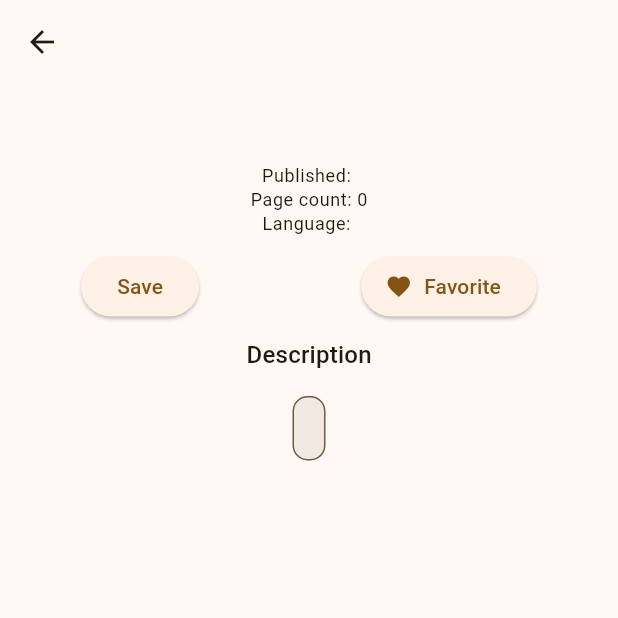
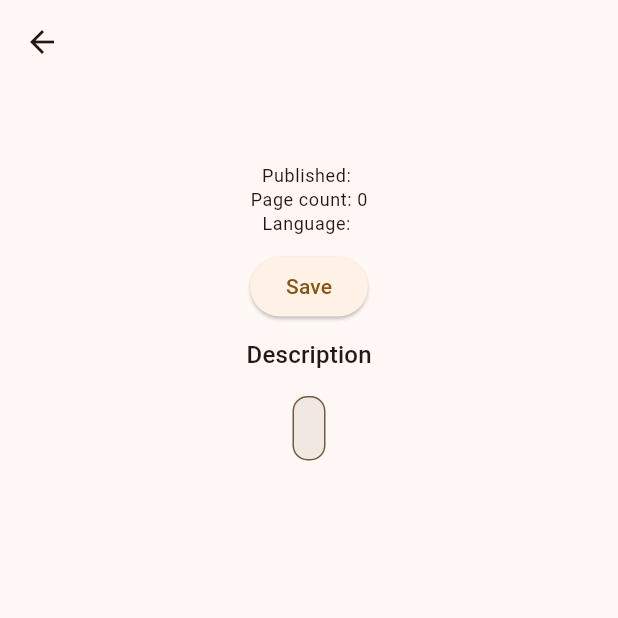
Before and after one commit to pdichone/flutter-course-a-reader-app, a Flutter app: the BookDetailsScreen screen opened directly with empty values, on a phone screen of 412 x 824 dp, the top half of it. Run offline on Flutter 3.47's test engine with Material 3 defaults, Android fonts, the phone set to English and light mode, and no system bars; our stand-ins replace sqflite; accounts and stored records are empty.

Commit message:
Simplify showing the save or the favorite buttons

```diff
--- a/lib/pages/books_details.dart
+++ b/lib/pages/books_details.dart
@@ -59,15 +59,11 @@ class _BookDetailsScreenState extends State<BookDetailsScreen> {
                     'Language: ${book.language}',
                     style: theme.bodySmall,
                   ),
-                  SizedBox(
+                  const SizedBox(
                     height: 10,
                   ),
-                  Row(
-                    mainAxisAlignment: !isFromSavedScreen
-                        ? MainAxisAlignment.spaceEvenly
-                        : MainAxisAlignment.center,
-                    children: [
-                      !isFromSavedScreen
+                  SizedBox(
+                      child: !isFromSavedScreen
                           ? ElevatedButton(
                               onPressed: () async {
                                 // save a book to the datase
@@ -83,16 +79,41 @@ class _BookDetailsScreenState extends State<BookDetailsScreen> {
                                 }
                               },
                               child: const Text('Save'))
-                          : const SizedBox(),
-                      SizedBox(
-                        height: 10,
-                      ),
-                      ElevatedButton.icon(
-                          onPressed: () async {},
-                          icon: const Icon(Icons.favorite),
-                          label: const Text('Favorite'))
-                    ],
-                  ),
+                          : ElevatedButton.icon(
+                              onPressed: () async {},
+                              icon: const Icon(Icons.favorite),
+                              label: const Text('Favorite'))),
+                  // Row(
+                  //   mainAxisAlignment: !isFromSavedScreen
+                  //       ? MainAxisAlignment.spaceEvenly
+                  //       : MainAxisAlignment.center,
+                  //   children: [
+                  //     !isFromSavedScreen
+                  //         ? ElevatedButton(
+                  //             onPressed: () async {
+                  //               // save a book to the datase
+                  //               try {
+                  //                 int savedInt = await DatabaseHelper.instance
+                  //                     .insert(book);
+                  //                 SnackBar snackBar = SnackBar(
+                  //                     content: Text("Book Saved $savedInt"));
+                  //                 ScaffoldMessenger.of(context)
+                  //                     .showSnackBar(snackBar);
+                  //               } catch (e) {
+                  //                 print("Error: $e");
+                  //               }
+                  //             },
+                  //             child: const Text('Save'))
+                  //         : const SizedBox(),
+                  //     SizedBox(
+                  //       height: 10,
+                  //     ),
+                  //     ElevatedButton.icon(
+                  //         onPressed: () async {},
+                  //         icon: const Icon(Icons.favorite),
+                  //         label: const Text('Favorite'))
+                  //   ],
+                  // ),
                   const SizedBox(
                     height: 10,
                   ),
```
